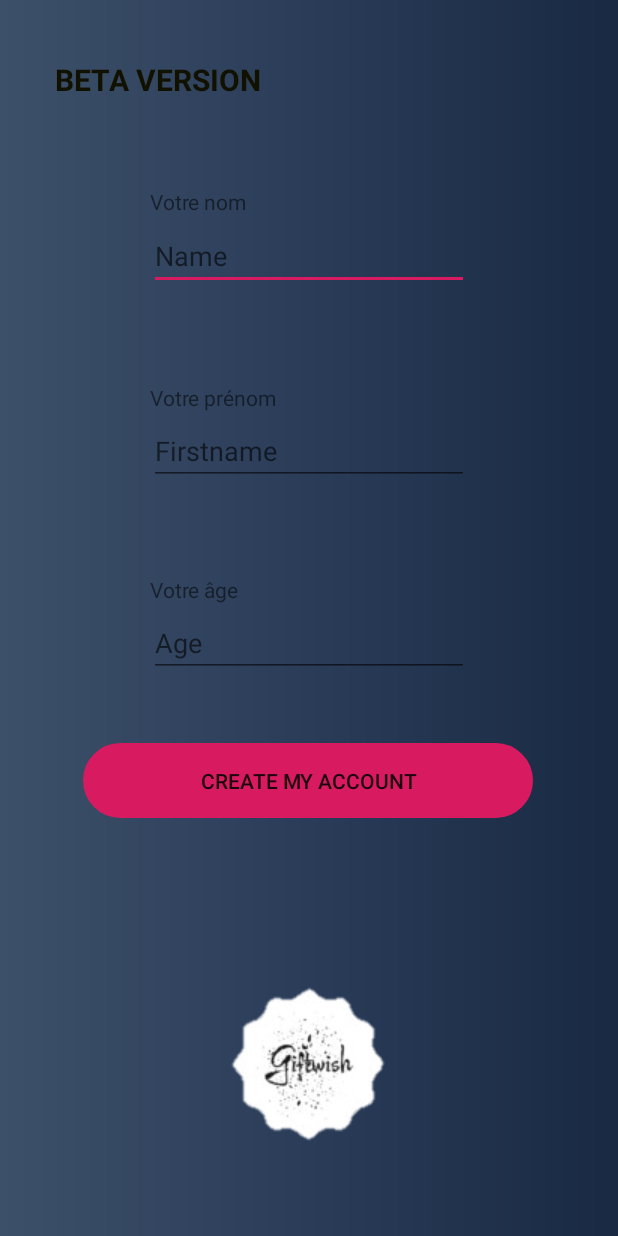
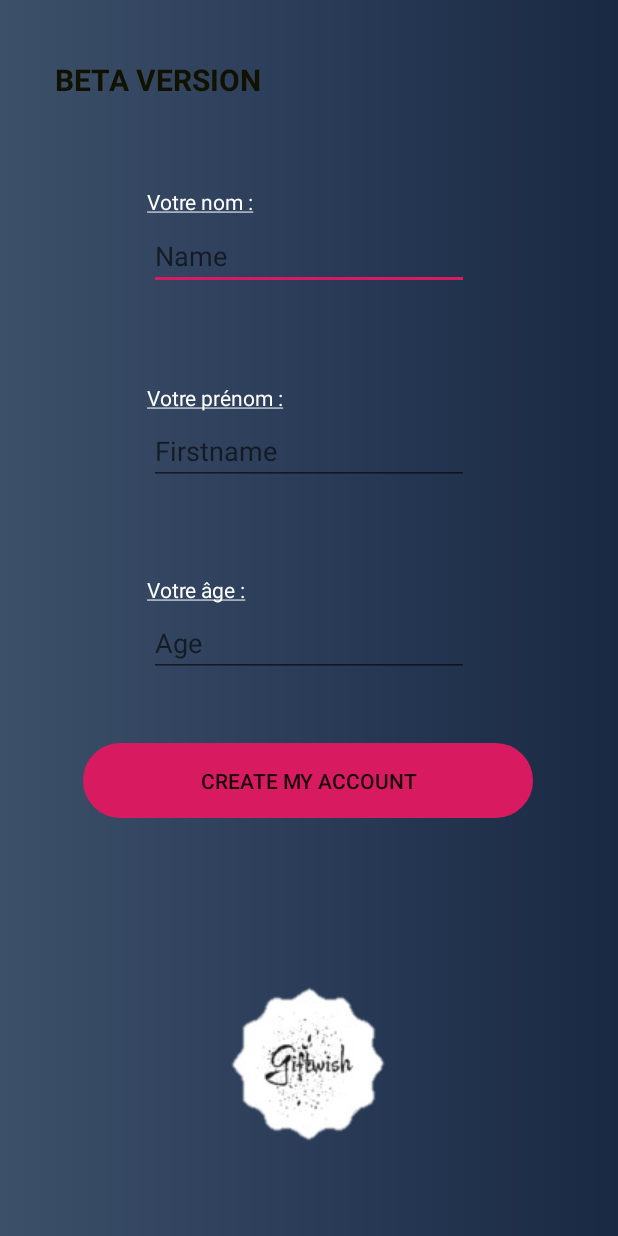
Before and after one commit to CyrilGusbin/LSINF1225-2020-GroupeL3.2-GiftWish, an Android app: the Register_Next screen opened directly, with no data from a screen before it, on a phone screen of 412 x 824 dp. Run offline under Robolectric (Android 15) with nearby library versions, the phone set to English and light mode, and no system bars.

```diff
--- a/app/src/main/AndroidManifest.xml
+++ b/app/src/main/AndroidManifest.xml
@@ -1,6 +1,9 @@
 <?xml version="1.0" encoding="utf-8"?>
 <manifest xmlns:android="http://schemas.android.com/apk/res/android"
     package="com.example.wishlist">
+
+    1
+    <uses-permission android:name="android.permission.READ_EXTERNAL_STORAGE" />
 
     <application
         android:allowBackup="true"
--- a/app/src/main/java/com/example/wishlist/Backend/FeedReaderContract.java
+++ b/app/src/main/java/com/example/wishlist/Backend/FeedReaderContract.java
@@ -28,11 +28,11 @@ public final class FeedReaderContract {
         public static final String COLUMN_ITEM_IDWL="ID_WL";
         public static final String TABLE_PROFIL="PROFIL";
         public static final String COLUMN_PROFIL_PSEUDO="Pseudo";
+        public static final String COLUMN_PROFIL_PHOTO="Photo";
         public static final String COLUMN_PROFIL_NOM="Nom";
         public static final String COLUMN_PROFIL_PRENOM="Prénom";
         public static final String COLUMN_PROFIL_AGE="Age";
         public static final String COLUMN_PROFIL_ADRESSE="Adresse";
-        public static final String COLUMN_PROFIL_PHOTO="Photo";
         public static final String TABLE_PREFERENCES="Preferences";
         public static final String COLUMN_PREFERENCES_PSEUDO="Pseudo";
         public static final String COLUMN_PREFERENCES_TAILLE_P="TailleP";
--- a/app/src/main/java/com/example/wishlist/Interface/Produits.java
+++ b/app/src/main/java/com/example/wishlist/Interface/Produits.java
@@ -22,6 +22,8 @@ public class Produits extends AppCompatActivity {
         setContentView(R.layout.activity_produits);
 
 
+
+
         //TODO : FAIRE EN SORTE QUE LA LISTE DES PRODUITS NE SE FASSENT QU'UNE FOIS. (IL FAUT LA CRÉER DIRECTEMENT DANS LA BASE DE DONNÉE.)
 
         //lblArticles=(TextView)findViewById(R.id.lblArticles);
--- a/app/src/main/res/layout/activity_profile.xml
+++ b/app/src/main/res/layout/activity_profile.xml
@@ -67,7 +67,7 @@
         android:layout_height="59dp"
         android:background="@drawable/circle_button"
         android:backgroundTint="@color/colorAccent"
-        android:text="Delete Account"
+        android:text="Delete Account (unavailable)"
         android:textColor="@color/Blanc"
         app:layout_constraintBottom_toBottomOf="parent"
         app:layout_constraintEnd_toEndOf="parent"
--- a/app/src/main/res/layout/activity_register.xml
+++ b/app/src/main/res/layout/activity_register.xml
@@ -24,7 +24,7 @@
         android:id="@+id/textView5"
         android:layout_width="wrap_content"
         android:layout_height="wrap_content"
-        android:text="@string/forgotPassword"
+        android:text="@string/MDP"
         android:textColor="@color/Blanc"
         app:layout_constraintBottom_toBottomOf="parent"
         app:layout_constraintEnd_toEndOf="parent"
@@ -50,7 +50,7 @@
         android:id="@+id/textView6"
         android:layout_width="wrap_content"
         android:layout_height="wrap_content"
-        android:text="Confirmer Mot de Passe :"
+        android:text="@string/Confirmation"
         android:textColor="@color/Blanc"
         app:layout_constraintBottom_toBottomOf="parent"
         app:layout_constraintEnd_toEndOf="parent"
@@ -63,7 +63,7 @@
         android:id="@+id/textView"
         android:layout_width="wrap_content"
         android:layout_height="wrap_content"
-        android:text="Votre Pseudo :"
+        android:text="@string/pseudo"
         android:textColor="@color/Blanc"
         app:layout_constraintBottom_toBottomOf="parent"
         app:layout_constraintEnd_toEndOf="parent"
--- a/app/src/main/res/layout/activity_register__next.xml
+++ b/app/src/main/res/layout/activity_register__next.xml
@@ -65,7 +65,8 @@
         android:id="@+id/nom"
         android:layout_width="wrap_content"
         android:layout_height="wrap_content"
-        android:text="Votre nom"
+        android:text="@string/name"
+        android:textColor="@color/Blanc"
         app:layout_constraintBottom_toBottomOf="parent"
         app:layout_constraintEnd_toEndOf="parent"
         app:layout_constraintHorizontal_bias="0.287"
@@ -77,7 +78,8 @@
         android:id="@+id/prenom"
         android:layout_width="wrap_content"
         android:layout_height="wrap_content"
-        android:text="Votre prénom"
+        android:text="@string/firstname"
+        android:textColor="@color/Blanc"
         app:layout_constraintBottom_toBottomOf="parent"
         app:layout_constraintEnd_toEndOf="parent"
         app:layout_constraintHorizontal_bias="0.306"
@@ -89,7 +91,8 @@
         android:id="@+id/age"
         android:layout_width="wrap_content"
         android:layout_height="wrap_content"
-        android:text="Votre âge"
+        android:text="@string/age"
+        android:textColor="@color/Blanc"
         app:layout_constraintBottom_toBottomOf="parent"
         app:layout_constraintEnd_toEndOf="parent"
         app:layout_constraintHorizontal_bias="0.283"
--- a/app/src/main/res/layout/activity_wish_lists.xml
+++ b/app/src/main/res/layout/activity_wish_lists.xml
@@ -5,6 +5,7 @@
     xmlns:app="http://schemas.android.com/apk/res-auto"
     android:layout_width="match_parent"
     android:layout_height="match_parent"
+    android:background="@drawable/gradient"
     tools:showIn="@layout/activity_wish_lists"
     tools:context=".Interface.WishLists">
     <androidx.recyclerview.widget.RecyclerView android:id="@+id/my_recycler_view"
--- a/app/src/main/res/layout/row_wishlist.xml
+++ b/app/src/main/res/layout/row_wishlist.xml
@@ -4,6 +4,7 @@
     xmlns:app="http://schemas.android.com/apk/res-auto"
     android:layout_width="match_parent"
     android:layout_height="match_parent"
+    android:background="@drawable/gradient"
     android:clickable="true"
     android:focusable="true">
 
@@ -12,6 +13,7 @@
         android:layout_width="wrap_content"
         android:layout_height="wrap_content"
         android:text="TextView"
+        android:textSize="40dp"
         app:layout_constraintBottom_toBottomOf="parent"
         app:layout_constraintEnd_toEndOf="parent"
         app:layout_constraintStart_toStartOf="parent"
--- a/app/src/main/res/values/strings.xml
+++ b/app/src/main/res/values/strings.xml
@@ -5,5 +5,11 @@
     <string name="Pseudo_register">Pseudo</string>
     <string name="Password_register">Password</string>
     <string name="forgotPassword"><u>Forgot your password?</u></string>
+    <string name="pseudo"><u>Votre pseudo :</u></string>
+    <string name="MDP"><u>Mot de Passe :</u></string>
+    <string name="Confirmation"><u>Confirmation du Mot de Passe :</u></string>
+    <string name="name"><u>Votre nom :</u></string>
+    <string name="firstname"><u>Votre prénom :</u></string>
+    <string name="age"><u>Votre âge :</u></string>
     <string name="BETA">BETA VERSION</string>
 </resources>
```
Also changed, not shown: app/src/main/java/com/example/wishlist/Interface/Profile.java (+63 -2 lines).
